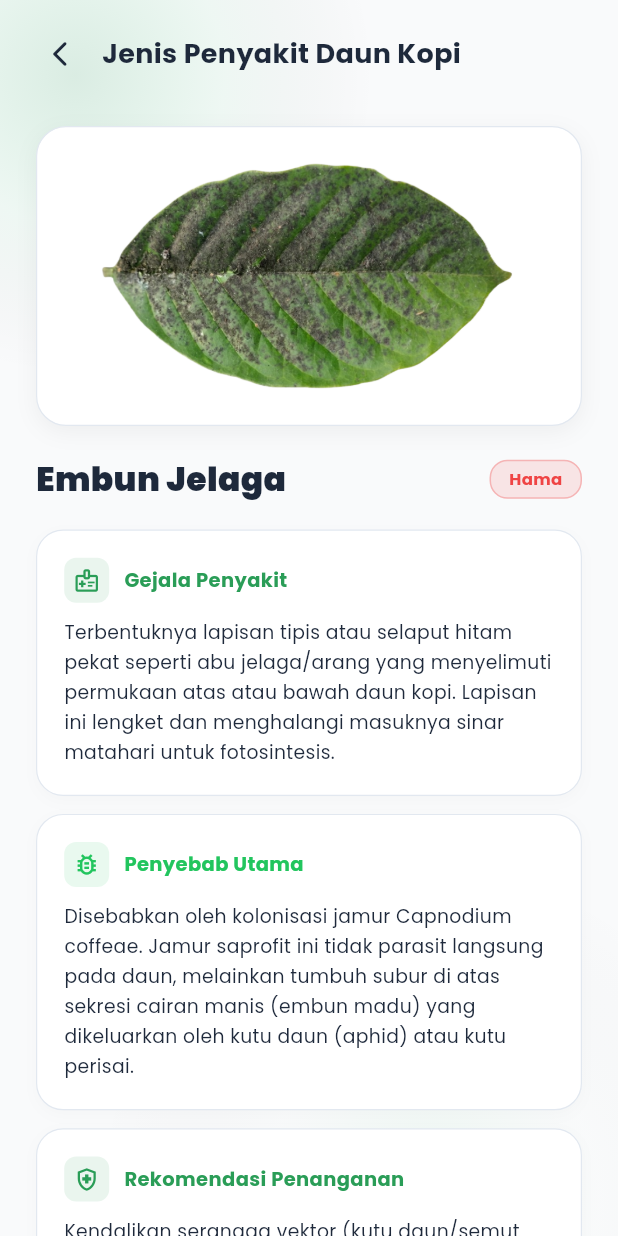
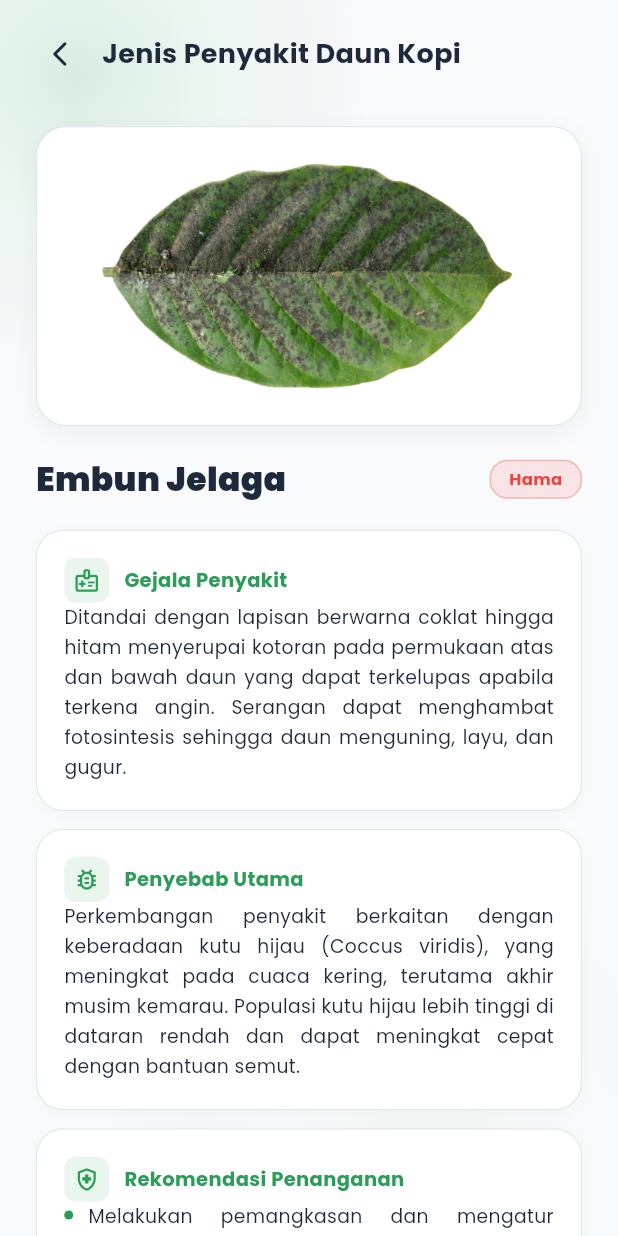
Before and after one commit to btsryni/leafscan, a Flutter app: the screen it shows after launch, after a tap on "Embun Jelaga", on a phone screen of 412 x 824 dp. Run offline on Flutter 3.47's test engine with Material 3 defaults, Android fonts, the phone set to English and light mode, and no system bars; our stand-ins replace google_fonts, image_picker, shared_preferences; missing offline and left inert: tflite_flutter.

Commit message:
Initial commit

```diff
--- a/lib/models/detection_result.dart
+++ b/lib/models/detection_result.dart
@@ -65,9 +65,9 @@ class DetectionResult {
       diseaseType: 'Jamur',
       confidence: 92.5,
       imageUrl: 'assets/placeholder/Asset Karat daun.png',
-      gejala: 'Ditandai dengan munculnya bercak-bercak kuning jingga seperti serbuk halus (spora) di sisi bawah permukaan daun kopi. Bercak tersebut lambat laun melebar, menyebabkan daun menguning, layu, kering, hingga akhirnya berguguran secara massal.',
-      penyebab: 'Disebabkan oleh infeksi jamur patogen karat Hemileia vastatrix. Jamur ini menyukai lingkungan hangat dengan kelembaban tinggi dan menyebar dengan sangat cepat melalui tiupan angin maupun percikan air hujan.',
-      caraPencegahan: 'Tanam varietas kopi unggul yang tahan penyakit karat (misal: Lini S). Lakukan pemangkasan tajuk secara teratur agar sirkulasi udara lancar dan sinar matahari masuk. Semprotkan fungisida kontak berbahan aktif tembaga secara berkala saat musim hujan.',
+      gejala: 'Ditandai dengan bercak kuning yang berubah menjadi coklat. Pada permukaan bawah daun muncul noda berwarna kuning hingga jingga. Daun yang terinfeksi akan mengering dan gugur.',
+      penyebab: 'Disebabkan oleh jamur Hemileia vastatrix yang berkembang pada kondisi lembap dan curah hujan tinggi. Penyebaran terjadi melalui air hujan, serangga, dan angin.',
+      caraPencegahan: '• Menggunakan varietas tahan karat daun, seperti klon S795 dan USDA762.\n• Menerapkan kultur teknis berupa penyiangan, pemupukan, pemangkasan, dan pengelolaan naungan.\n• Menggunakan fungisida nabati, seperti ekstrak biji mahoni konsentrasi 0,1–0,2%, yang efektif menekan penyakit karat daun.\n• Fungisida berbahan aktif tembaga, seperti Nordox, Kocide, Cupravit, dan Dhitane, diaplikasikan dengan konsentrasi 0,3% setiap 2 minggu. Fungisida berbahan aktif triadimefon, seperti Bayleton, Anvil, dan Tilt, diaplikasikan dengan konsentrasi 0,1% sebanyak 1–2 kali aplikasi.',
       date: DateTime.now().subtract(const Duration(days: 10)),
     ),
     DetectionResult(
@@ -76,9 +76,9 @@ class DetectionResult {
       diseaseType: 'Jamur',
       confidence: 88.4,
       imageUrl: 'assets/placeholder/Asset Bercak daun.png',
-      gejala: 'Terdapat bercak-bercak bulat kecil berwarna coklat gelap kemerahan hingga coklat tua yang berbatas tegas dengan pola lingkaran konsentris menyerupai mata coklat (brown eye spots) pada permukaan daun kopi.',
-      penyebab: 'Disebabkan oleh serangan jamur Cercospora coffeicola. Biasanya menyebar pada perkebunan kopi yang kurang terawat, terlalu rapat jarak tanamnya, atau mengalami defisiensi unsur hara makro (terutama Nitrogen).',
-      caraPencegahan: 'Aplikasikan pemupukan seimbang (NPK) untuk memperkuat daya tahan jaringan tanaman. Atur jarak tanam ideal dan bersihkan rumput/gulma yang menjadi inang sekunder. Apabila terjadi infeksi berat, semprotkan fungisida sistemik golongan triazol.',
+      gejala: 'Ditandai dengan bercak bulat berwarna cokelat kemerahan hingga cokelat tua, berbatas jelas, dan konsentris. Pada bercak yang berkembang terdapat bagian tengah berwarna putih keabu-abuan dengan kumpulan konidium jamur. Serangan berat dapat menyebabkan daun rontok.',
+      penyebab: 'Disebabkan oleh jamur Cercospora coffeicola. Perkembangan penyakit dipengaruhi oleh kelembapan udara yang tinggi, terutama saat musim hujan, persemaian yang terlalu gelap, peneduh yang terlalu rimbun, serta penyinaran matahari yang terlalu kuat pada buah.',
+      caraPencegahan: '• Menggunakan fungisida kimia, misalnya fungisida mancozeb seperti Dhitane dan Delsene.\n• Mengurangi kelembapan dengan mengurangi penyiraman dan menjarangkan atap penaung agar sinar matahari dapat masuk.\n• Sanitasi dengan menggunting daun yang sakit, kemudian membakarnya atau membenamkannya ke dalam tanah.',
       date: DateTime.now().subtract(const Duration(days: 15)),
     ),
     DetectionResult(
@@ -87,9 +87,9 @@ class DetectionResult {
       diseaseType: 'Hama',
       confidence: 85.0,
       imageUrl: 'assets/placeholder/Asset Embun Jelaga.png',
-      gejala: 'Terbentuknya lapisan tipis atau selaput hitam pekat seperti abu jelaga/arang yang menyelimuti permukaan atas atau bawah daun kopi. Lapisan ini lengket dan menghalangi masuknya sinar matahari untuk fotosintesis.',
-      penyebab: 'Disebabkan oleh kolonisasi jamur Capnodium coffeae. Jamur saprofit ini tidak parasit langsung pada daun, melainkan tumbuh subur di atas sekresi cairan manis (embun madu) yang dikeluarkan oleh kutu daun (aphid) atau kutu perisai.',
-      caraPencegahan: 'Kendalikan serangga vektor (kutu daun/semut pembawa) terlebih dahulu menggunakan insektisida organik berbasis minyak mimba (neem oil). Bersihkan lapisan jelaga hitam menggunakan semprotan air bersih atau air sabun ringan.',
+      gejala: 'Ditandai dengan lapisan berwarna coklat hingga hitam menyerupai kotoran pada permukaan atas dan bawah daun yang dapat terkelupas apabila terkena angin. Serangan dapat menghambat fotosintesis sehingga daun menguning, layu, dan gugur.',
+      penyebab: 'Perkembangan penyakit berkaitan dengan keberadaan kutu hijau (Coccus viridis), yang meningkat pada cuaca kering, terutama akhir musim kemarau. Populasi kutu hijau lebih tinggi di dataran rendah dan dapat meningkat cepat dengan bantuan semut.',
+      caraPencegahan: '• Melakukan pemangkasan dan mengatur tanaman penaung agar tidak terlalu rimbun.\n• Menggunakan insektisida nabati yang paling mudah adalah dengan menggunakan air rendaman tembakau (1 kg tembakau / 2 liter air) yang diencerkan menjadi 10 kali.\n• Memanfaatkan musuh alami, seperti predator Azya luteipes dan Halmus chalybeus, parasitoid Coccophagus rusti dan Encarsia sp., serta jamur patogen Lecanicillium lecanii.',
       date: DateTime.now().subtract(const Duration(days: 20)),
     ),
     DetectionResult(
@@ -98,9 +98,9 @@ class DetectionResult {
       diseaseType: 'Hama',
       confidence: 95.8,
       imageUrl: 'assets/placeholder/Asset Penggorok Daun.png',
-      gejala: 'Daun kopi berlubang-lubang kecil or memiliki corak alur berkelok terowongan putih/keperakan tipis di bagian epidermis daun yang lama kelamaan mengering dan berubah menjadi bercak kecoklatan lebar tak beraturan.',
-      penyebab: 'Disebabkan oleh larva serangga ngengat kecil Leucoptera coffeella. Larva tersebut masuk ke dalam jaringan daun (mesofil) dan memakan nutrisi dari dalam daun, meninggalkan rongga kosong berongga.',
-      caraPencegahan: 'Lakukan sanitasi kebun dengan mengumpulkan dan membakar daun-daun gugur yang terinfeksi larva. Manfaatkan musuh alami (tawon parasitoid) untuk menekan populasi ngengat. Jika kritis, gunakan insektisida sistemik berbahan aktif imidakloprid.',
+      gejala: 'Ditandai dengan adanya alur berkelok menyerupai terowongan atau bercak pada permukaan daun. Serangan hama ini dapat mengganggu proses fotosintesis sehingga daun mengering dan akhirnya gugur.',
+      penyebab: 'Disebabkan oleh larva serangga Leucoptera coffeella yang merusak jaringan daun dengan cara menggorok atau memakan bagian dalam daun. Perkembangan hama ini didukung oleh kondisi musim kemarau dan suhu yang tinggi.',
+      caraPencegahan: '• Memanfaatkan musuh alami, seperti tawon parasitoid, semut, dan predator lainnya untuk menekan populasi hama.\n• Menggunakan feromon untuk mengganggu perilaku hama dan mengurangi populasinya.\n• Menggunakan insektisida neurotoksik, seperti organofosfat, karbamat, piretroid, neonicotinoid, dan diamida, dengan tetap mempertimbangkan risiko resistensi hama.',
       date: DateTime.now().subtract(const Duration(days: 5)),
     ),
     DetectionResult(
@@ -109,9 +109,9 @@ class DetectionResult {
       diseaseType: 'Jamur',
       confidence: 90.1,
       imageUrl: 'assets/placeholder/Asset Penggorok Daun-1.png',
-      gejala: 'Ujung atau tepi daun kopi mengalami perubahan warna menjadi coklat tua kering seperti terbakar, yang menjalar dengan cepat ke seluruh helai daun hingga gugur berjatuhan.',
-      penyebab: 'Disebabkan oleh serangan patogen jamur Rhizoctonia solani atau bakteri Pseudomonas. Sangat aktif saat musim hujan dengan kelembaban ekstrem.',
-      caraPencegahan: 'Jaga drainase tanah agar tidak tergenang, lakukan sanitasi dengan membakar daun terinfeksi, dan gunakan fungisida sistemik berbahan aktif benomil secara preventif.',
+      gejala: 'Ditandai dengan bercak cokelat kehitaman pada daun yang dapat meluas seiring perkembangan infeksi. Bercak tersebut menyebabkan jaringan daun mengalami nekrosis sehingga bagian yang terinfeksi menjadi kering.',
+      penyebab: 'Disebabkan oleh jamur Phoma costaricensis. Penyakit ini berkembang pada kondisi lingkungan dengan kelembapan tinggi, suhu rendah, dan angin yang cukup kencang.',
+      caraPencegahan: '• Melakukan pemangkasan dan sanitasi dengan membuang bagian tanaman yang terinfeksi untuk mengurangi sumber spora dan mencegah penyebaran penyakit.\n• Menggunakan fungisida seperti Trichoderma spp. untuk mengendalikan perkembangan patogen.',
       date: DateTime.now().subtract(const Duration(days: 25)),
     ),
     DetectionResult(
@@ -120,9 +120,9 @@ class DetectionResult {
       diseaseType: 'Hama',
       confidence: 87.5,
       imageUrl: 'assets/placeholder/Asset Tungau.png',
-      gejala: 'Munculnya bintik-bintik halus berwarna kelabu kekuningan di permukaan daun yang kemudian meluas menjadi bercak perunggu kusam. Seringkali terdapat jaring-jaring benang sutra sangat halus di bagian bawah daun kopi.',
-      penyebab: 'Disebabkan oleh tungau laba-laba merah Oligonychus coffeae. Serangan tungau ini melonjak tajam saat musim kemarau panjang yang kering dan panas, menghancurkan sel klorofil daun.',
-      caraPencegahan: 'Jaga kelembaban tanah perkebunan dengan mulsa organik. Semprotkan air di atas tajuk pohon kopi pada sore hari saat kemarau untuk mengusir tungau. Jika terjadi ledakan populasi, gunakan akarisida berbahan aktif abamektin.',
+      gejala: 'Ditandai dengan munculnya bercak-bercak kuning hingga kecokelatan pada permukaan daun akibat aktivitas pengisapan cairan sel oleh tungau. Pada serangan berat, daun tampak kusam, mengering, dan akhirnya gugur.',
+      penyebab: 'Disebabkan oleh serangan hama tungau laba-laba merah dari famili Tetranychidae, seperti Oligonychus coffeae dan Tetranychus spp. Hama ini merusak daun dengan mengisap cairan sel tanaman. Perkembangannya didukung oleh kondisi cuaca kering, suhu tinggi, dan kelembapan rendah.',
+      caraPencegahan: '• Menjaga kebersihan kebun dan membuang daun yang terserang.\n• Menjaga kelembapan tanaman melalui pengairan atau penyemprotan air serta memanfaatkan musuh alami, seperti Amblyseius, Phytoseiulus, dan predator lainnya.\n• Menggunakan akarisida atau insektisida sesuai tingkat serangan, seperti abamektin atau spiromesifen.',
       date: DateTime.now().subtract(const Duration(days: 30)),
     ),
     DetectionResult(
@@ -131,9 +131,9 @@ class DetectionResult {
       diseaseType: 'Sehat',
       confidence: 99.4,
       imageUrl: 'assets/placeholder/Asset daun sehat.png',
-      gejala: 'Daun kopi berwarna hijau segar mengkilap sempurna, memiliki tekstur kenyal dan kokoh, tidak terdapat noda bercak, lubang terowongan, ataupun lapisan hitam. Tulang daun terlihat bersih dan simetris.',
-      penyebab: 'Kondisi daun kopi sehat karena mendapatkan asupan hara makro dan mikro yang cukup, pasokan air seimbang, sirkulasi udara optimal, serta perlindungan kebun yang terawat dengan baik.',
-      caraPencegahan: 'Pertahankan teknik budidaya kopi yang baik (Good Agricultural Practices). Lakukan pemangkasan pemeliharaan secara rutin, pemupukan organik/kimia berimbang sesuai dosis rekomendasi, serta monitoring berkala kesehatan kebun.',
+      gejala: 'Ditandai dengan warna hijau merata, permukaan daun halus, tepi daun utuh, serta tidak terdapat bercak, lubang, atau perubahan warna.',
+      penyebab: '- (Kondisi Optimal)',
+      caraPencegahan: '• Pertahankan teknik budidaya yang baik, melalui pemupukan, penyiraman, pemangkasan, dan pengelolaan naungan yang baik.\n• Menggunakan pestisida sesuai kebutuhan untuk mencegah serangan hama dan penyakit.',
       date: DateTime.now().subtract(const Duration(days: 2)),
     ),
   ];
--- a/lib/screens/about_screen.dart
+++ b/lib/screens/about_screen.dart
@@ -22,7 +22,7 @@ class AboutScreen extends StatelessWidget {
                     GestureDetector(
                       onTap: () => Navigator.pop(context),
                       child: Container(
-                        padding: const EdgeInsets.all(8),
+                        padding: const EdgeInsets.all(6),
                         decoration: const BoxDecoration(
                           color: AppColors.primary,
                           shape: BoxShape.circle,
@@ -30,7 +30,7 @@ class AboutScreen extends StatelessWidget {
                         child: const Icon(
                           Icons.arrow_back_rounded,
                           color: Colors.white,
-                          size: 20,
+                          size: 16,
                         ),
                       ),
                     ),
--- a/lib/screens/disease_detail_screen.dart
+++ b/lib/screens/disease_detail_screen.dart
@@ -3,6 +3,7 @@ import 'package:flutter/material.dart';
 import '../theme/app_colors.dart';
 import '../models/detection_result.dart';
 import '../widgets/ambient_background.dart';
+import '../widgets/formatted_content_text.dart';
 
 /// Screen detailing specific coffee leaf diseases selected from Home.
 class DiseaseDetailScreen extends StatelessWidget {
@@ -143,7 +144,7 @@ class DiseaseDetailScreen extends StatelessWidget {
                         title: 'Penyebab Utama',
                         content: result.penyebab,
                         icon: Icons.bug_report_outlined,
-                        accentColor: AppColors.accentGreen,
+                        accentColor: AppColors.primary,
                       ),
                       const SizedBox(height: 12),
                       _buildDetailCard(
@@ -211,14 +212,10 @@ class DiseaseDetailScreen extends StatelessWidget {
               ),
             ],
           ),
-          const SizedBox(height: 10),
-          Text(
-            content,
-            style: const TextStyle(
-              fontSize: 12.5,
-              height: 1.6,
-              color: AppColors.textPrimary,
-            ),
+          FormattedContentText(
+            content: content,
+            fontSize: 12.5,
+            height: 1.6,
           ),
         ],
       ),
--- a/lib/screens/home_screen.dart
+++ b/lib/screens/home_screen.dart
@@ -159,12 +159,12 @@ class HomeScreen extends StatelessWidget {
               width: 165,
               margin: const EdgeInsets.only(right: 14),
               decoration: BoxDecoration(
-                color: AppColors.white,
+                color: AppColors.cardSurface,
                 borderRadius: BorderRadius.circular(16),
-                border: Border.all(color: const Color(0xFFF1F5F9), width: 1.2),
+                border: Border.all(color: AppColors.border, width: 0.8),
                 boxShadow: [
                   BoxShadow(
-                    color: Colors.black.withValues(alpha: 0.04),
+                    color: Colors.black.withValues(alpha: 0.02),
                     blurRadius: 10,
                     offset: const Offset(0, 4),
                   ),
@@ -200,13 +200,13 @@ class HomeScreen extends StatelessWidget {
                     width: double.infinity,
                     padding: const EdgeInsets.symmetric(vertical: 8, horizontal: 4),
                     decoration: const BoxDecoration(
-                      color: Color(0xFFF8FAFC),
+                      color: AppColors.lightGreen,
                       borderRadius: BorderRadius.only(
                         bottomLeft: Radius.circular(16),
                         bottomRight: Radius.circular(16),
                       ),
                       border: Border(
-                        top: BorderSide(color: Color(0xFFF1F5F9), width: 1.0),
+                        top: BorderSide(color: AppColors.border, width: 0.8),
                       ),
                     ),
                     child: Text(
@@ -215,7 +215,7 @@ class HomeScreen extends StatelessWidget {
                       style: const TextStyle(
                         fontSize: 11,
                         fontWeight: FontWeight.bold,
-                        color: AppColors.textPrimary,
+                        color: AppColors.primary,
                       ),
                       maxLines: 1,
                       overflow: TextOverflow.ellipsis,
--- a/lib/screens/panduan_screen.dart
+++ b/lib/screens/panduan_screen.dart
@@ -12,7 +12,7 @@ class PanduanScreen extends StatelessWidget {
       (
         '1',
         'Buka Fitur Analisis',
-        'Arahkan ke menu analisis yang terletak di bagian tengah bawah screen dengan ikon daun hijau.'
+        'Arahkan ke menu analisis yang terletak di bagian tengah bawah screen dengan ikon scan.'
       ),
       (
         '2',
@@ -26,7 +26,7 @@ class PanduanScreen extends StatelessWidget {
       ),
       (
         '4',
-        'Proses Analisis Otomatis',
+        'Klik Button Analisis Penyakit',
         'Sistem kecerdasan buatan (AI) kami akan secara otomatis memproses dan mencocokkan gambar daun kopi yang Anda unggah.'
       ),
       (
--- a/lib/screens/splash_screen.dart
+++ b/lib/screens/splash_screen.dart
@@ -44,8 +44,8 @@ class _SplashScreenState extends State<SplashScreen> {
               Color(0xFFE8F5E9),
               Color(0xFF0F8C3B),
             ],
-            begin: Alignment.bottomLeft,
-            end: Alignment.topRight,
+            begin: Alignment.topCenter,
+            end: Alignment.bottomCenter,
             stops: [0.0, 0.25, 0.5, 0.75, 1.0],
           ),
         ),
@@ -84,7 +84,7 @@ class _SplashScreenState extends State<SplashScreen> {
                     const Text(
                       'Teman pintar untuk merawat tanaman kopimu',
                       style: TextStyle(
-                        fontSize: 14,
+                        fontSize: 12,
                         color: Color(0xFF097E32),
                         fontWeight: FontWeight.bold,
                         height: 1.4,
--- a/lib/services/tflite_service.dart
+++ b/lib/services/tflite_service.dart
@@ -17,7 +17,7 @@ class TfliteService {
   // To build MobileNetV2 APK: set this to ModelType.mobileNetV2
   // To build ResNet50 APK: set this to ModelType.resNet50
   // To build Xception APK: set this to ModelType.xception
-  static const ModelType activeModel = ModelType.xception;
+  static const ModelType activeModel = ModelType.resNet50;
 
   Interpreter? _interpreter;
   bool _isModelLoaded = false;
--- /dev/null
+++ b/lib/widgets/formatted_content_text.dart
@@ -0,0 +1,82 @@
+import 'package:flutter/material.dart';
+import '../theme/app_colors.dart';
+
+/// A custom widget to parse and render paragraphs and bullet lists with justified text.
+class FormattedContentText extends StatelessWidget {
+  final String content;
+  final double fontSize;
+  final double height;
+
+  const FormattedContentText({
+    super.key,
+    required this.content,
+    this.fontSize = 12.0,
+    this.height = 1.5,
+  });
+
+  @override
+  Widget build(BuildContext context) {
+    final hasBullets = content.contains('•');
+
+    if (hasBullets) {
+      final lines = content.split('\n');
+      final listItems = <Widget>[];
+
+      for (var line in lines) {
+        var cleanLine = line.trim();
+        if (cleanLine.startsWith('•')) {
+          cleanLine = cleanLine.substring(1).trim();
+        }
+        if (cleanLine.isEmpty) continue;
+
+        listItems.add(
+          Padding(
+            padding: const EdgeInsets.only(bottom: 8.0),
+            child: Row(
+              crossAxisAlignment: CrossAxisAlignment.start,
+              children: [
+                // Custom green circular bullet point indicator
+                Container(
+                  margin: const EdgeInsets.only(top: 6.0, right: 10.0),
+                  width: 6,
+                  height: 6,
+                  decoration: const BoxDecoration(
+                    color: AppColors.primary,
+                    shape: BoxShape.circle,
+                  ),
+                ),
+                Expanded(
+                  child: Text(
+                    cleanLine,
+                    textAlign: TextAlign.justify,
+                    style: TextStyle(
+                      fontSize: fontSize,
+                      height: height,
+                      color: AppColors.textPrimary,
+                    ),
+                  ),
+                ),
+              ],
+            ),
+          ),
+        );
+      }
+
+      return Column(
+        crossAxisAlignment: CrossAxisAlignment.start,
+        children: listItems,
+      );
+    } else {
+      // Justified normal paragraph text
+      return Text(
+        content,
+        textAlign: TextAlign.justify,
+        style: TextStyle(
+          fontSize: fontSize,
+          height: height,
+          color: AppColors.textPrimary,
+        ),
+      );
+    }
+  }
+}
```
Also changed, not shown: lib/screens/history_detail_screen.dart (+17 -9 lines), lib/screens/history_screen.dart (+11 -2 lines), lib/screens/result_screen.dart (+17 -19 lines).
